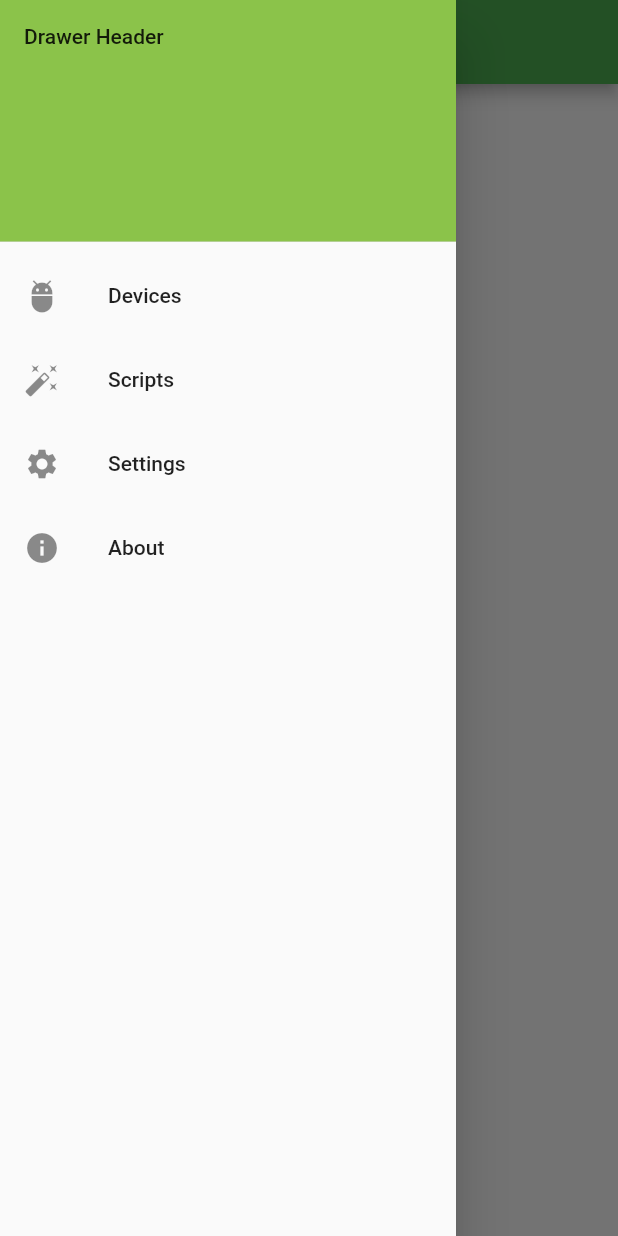
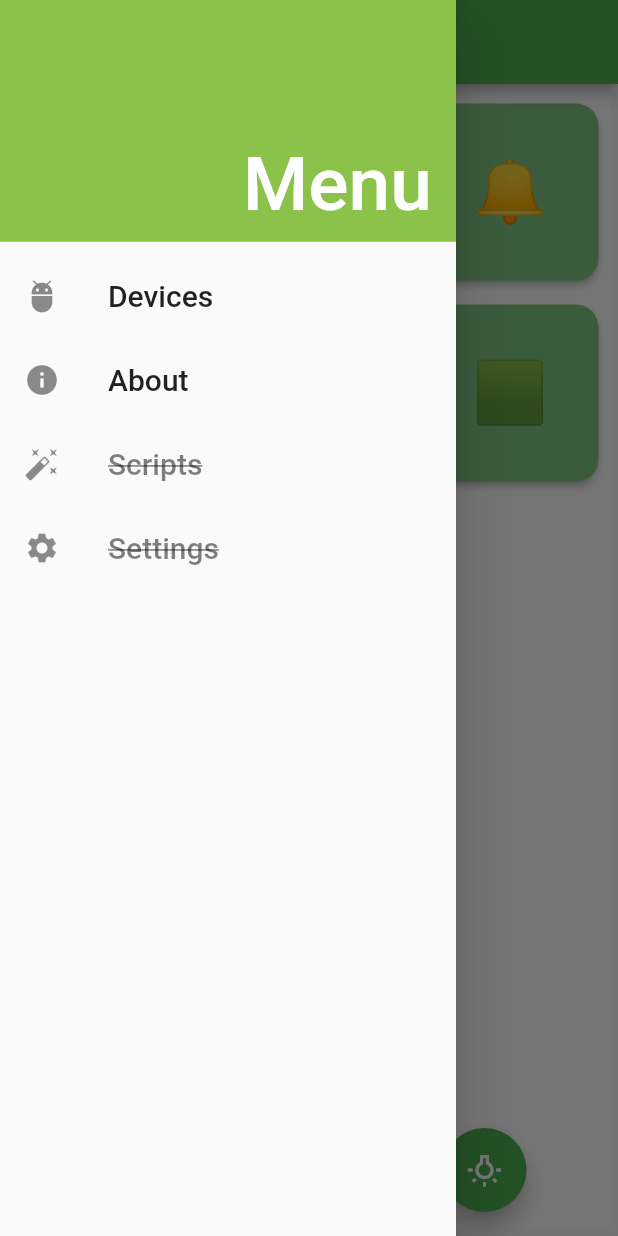
Before and after one commit to VtorovN/robbo_ble_control_app, a Flutter app: the screen it shows after launch, with the side drawer open, on a phone screen of 412 x 824 dp. Run offline on Flutter 3.47's test engine with Material 2 defaults, Android fonts, the phone set to English and light mode, and no system bars; our stand-ins replace flutter_blue, sqflite; missing offline and left inert: dart:ffi; accounts and stored records are empty.

Commit message:
Add Homescreen buttons, change app design

```diff
--- a/lib/main.dart
+++ b/lib/main.dart
@@ -1,8 +1,12 @@
+import 'dart:ffi';
+
 import 'package:flutter/material.dart';
 import 'package:ble_control_app/screens/devices.dart';
 import 'package:ble_control_app/screens/scripts.dart';
 import 'package:ble_control_app/screens/settings.dart';
 import 'package:ble_control_app/screens/about.dart';
+
+const double margin = 8.0;
 
 void main() {
   runApp(MyApp());
@@ -12,12 +16,13 @@ class MyApp extends StatelessWidget {
   @override
   Widget build(BuildContext context) {
     return MaterialApp(
+      debugShowCheckedModeBanner: false,
       title: 'ROBBO Bluetooth Control',
       theme: ThemeData(
         primarySwatch: Colors.green,
         visualDensity: VisualDensity.adaptivePlatformDensity,
       ),
-      home: MyHomePage(title: 'BLE Device Control App'),
+      home: MyHomePage(title:  Text('Otto Control App', style: TextStyle(fontSize: 20),)),
       routes: {
         DevicesScreen.routeName: (context) => DevicesScreen(),
         ScriptsScreen.routeName: (context) => ScriptsScreen(),
@@ -31,76 +36,178 @@ class MyApp extends StatelessWidget {
 class MyHomePage extends StatefulWidget {
   MyHomePage({Key key, this.title}) : super(key: key);
 
-  final String title;
+  final Text title;
 
   @override
   _MyHomePageState createState() => _MyHomePageState();
 }
 
 class _MyHomePageState extends State<MyHomePage> {
-
   @override
   Widget build(BuildContext context) {
     return Scaffold(
       appBar: AppBar(
-        title: Text(widget.title),
+        title: widget.title,
       ),
-      body: Center(),
-      drawer: Drawer(
+      floatingActionButton: FloatingActionButtonsWidget(),
+      floatingActionButtonLocation: FloatingActionButtonLocation.centerFloat,
+      body: HomeActionButtons(),
+      drawer: DrawerWidget()
+    );
+  }
+}
+
+class FloatingActionButtonsWidget extends StatelessWidget {
+  @override
+  Widget build(BuildContext context) {
+    return Row(
+        crossAxisAlignment: CrossAxisAlignment.center,
+        mainAxisAlignment: MainAxisAlignment.spaceEvenly,
+        children: <Widget>[
+          FloatingActionButton(
+            onPressed: null,
+            child: Icon(Icons.audiotrack, color: Colors.white,),
+          ),
+          FloatingActionButton(
+            onPressed: null,
+            child: Icon(Icons.accessibility_new, color: Colors.white,),
+          ),
+          FloatingActionButton(
+            onPressed: null,
+            child: Icon(Icons.wb_incandescent_outlined, color: Colors.white,),
+          ),
+        ],
+      );
+  }
+
+}
+
+class DrawerWidget extends StatelessWidget {
+  @override
+  Widget build(BuildContext context) {
+    return Drawer(
         child: ListView(
           padding: EdgeInsets.zero,
           children: <Widget>[
             DrawerHeader(
-              child: Text(
-                'Drawer Header',
+              child: Align(
+                alignment: Alignment.bottomRight,
+                child:  Text( 'Menu', style: TextStyle(fontSize: 50, color: Colors.white)),
               ),
               decoration: BoxDecoration(
                 color: Colors.lightGreen,
               ),
             ),
             ListTile(
-              title: Text('Devices'),
-              leading: Icon(
-                Icons.adb
-              ),
+              title: Text('Devices', style: CommonValues.drawerDefaultTextStyle,),
+              leading: Icon( Icons.adb ),
               onTap: () {
                 Navigator.pop(context);
                 Navigator.pushNamed(context, '/devices');
               },
             ),
             ListTile(
-              title: Text('Scripts'),
-              leading: Icon(
-                Icons.auto_fix_high
-              ),
-              onTap: () {
-                Navigator.pop(context);
-                Navigator.pushNamed(context, '/scripts');
-              },
-            ),
-            ListTile(
-              title: Text('Settings'),
-              leading: Icon(
-                  Icons.settings
-              ),
-              onTap: () {
-                Navigator.pop(context);
-                Navigator.pushNamed(context, '/settings');
-              },
-            ),
-            ListTile(
-              title: Text('About'),
-              leading: Icon(
-                  Icons.info
-              ),
+              title: Text('About', style: CommonValues.drawerDefaultTextStyle),
+              leading: Icon( Icons.info ),
               onTap: () {
                 Navigator.pop(context);
                 Navigator.pushNamed(context, '/about');
               },
             ),
+            ListTile(
+              title: Text('Scripts', style: CommonValues.drawerBlockedTextStyle),
+              leading: Icon( Icons.auto_fix_high ),
+              // onTap: () {
+              //   Navigator.pop(context);
+              //   Navigator.pushNamed(context, '/scripts');
+              // },
+            ),
+            ListTile(
+              title: Text('Settings', style: CommonValues.drawerBlockedTextStyle),
+              leading: Icon( Icons.settings ),
+              // onTap: () {
+              //   Navigator.pop(context);
+              //   Navigator.pushNamed(context, '/settings');
+              // },
+            ),
           ],
         ),
-      ),
+      );
+  }
+}
+
+class HomeActionButtons extends StatefulWidget {
+  @override
+  State<StatefulWidget> createState() => new _HomeActionButtonsState();
+}
+
+class _HomeActionButtonsState extends State<HomeActionButtons> {
+  @override
+  Widget build(BuildContext context) {
+    return Container(
+        color: Colors.white,
+        margin: EdgeInsets.all(5),
+        child: GridView(
+          gridDelegate: SliverGridDelegateWithFixedCrossAxisCount(
+            crossAxisCount: 3
+          ),
+
+          children: <Widget> [
+            ActiveButton("🦾"),
+            ActiveButton("🦿"),
+            ActiveButton("🔔"),
+            ActiveButton("🟦"),
+            ActiveButton("🟥"),
+            ActiveButton("🟩"),
+          ],
+        ),
     );
   }
 }
+
+class ActiveButton extends StatefulWidget {
+  String _text;
+  ActiveButton(this._text);
+
+  @override
+  _ActiveButtonState createState() => new _ActiveButtonState();
+}
+
+class _ActiveButtonState extends State<ActiveButton> {
+  // bool _isPressed = false;
+  // Command _command;
+
+  void _pressButton() {
+    setState(() {
+      // if (_isPressed) {
+      //   _command.run();
+      // }
+      // _isPressed = !_isPressed;
+    });
+  }
+
+  @override
+  Widget build(BuildContext context) {
+    return Container(
+              margin: EdgeInsets.all(margin),
+              child: ElevatedButton(
+                onPressed: () { _pressButton(); },
+                style: ElevatedButton.styleFrom(
+                  shape: new RoundedRectangleBorder(
+                    borderRadius: new BorderRadius.circular(15.0),
+                  ),
+                  // side: BorderSide(width: 2.0, color: Colors.black),
+                  // primary: _isPressed ? Colors.green.shade300 : Colors.blue.shade200
+                  primary: Colors.green.shade300
+                ),
+                child: Text(widget._text, style: TextStyle(fontSize: 40))
+              ),
+            );
+  }
+}
+
+
+class CommonValues {
+  static TextStyle drawerDefaultTextStyle = TextStyle(fontSize: 20);
+  static TextStyle drawerBlockedTextStyle = TextStyle(fontSize: 20, decoration: TextDecoration.lineThrough, color: Colors.black.withOpacity(0.5));
+}
```
Also changed, not shown: 7 other files.
